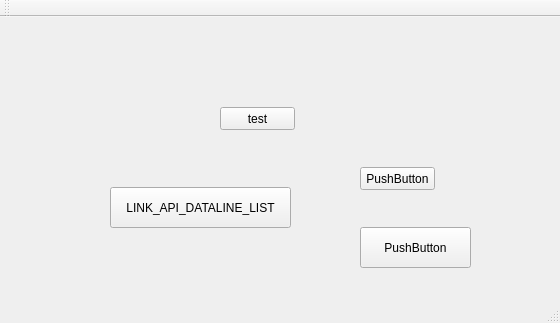
The window that CommandCenter/MainApp/mainwindow.ui (LDevin/CommandCenter) describes before a commit, drawn with Qt 5.
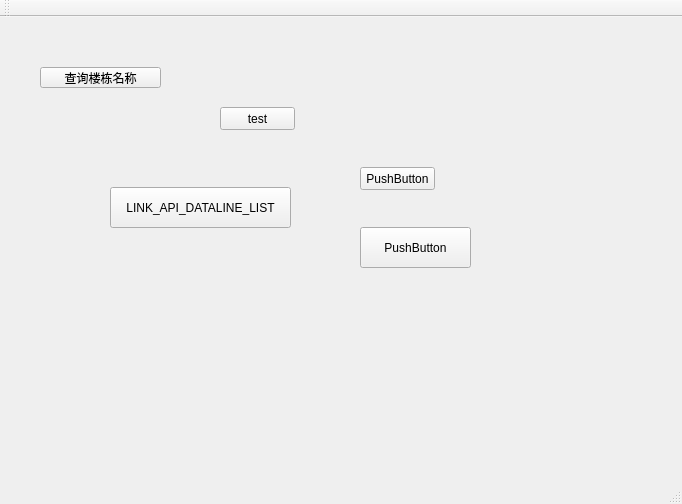
The same window after the commit.

```diff
--- a/CommandCenter/MainApp/mainwindow.ui
+++ b/CommandCenter/MainApp/mainwindow.ui
@@ -6,8 +6,8 @@
    <rect>
     <x>0</x>
     <y>0</y>
-    <width>560</width>
-    <height>323</height>
+    <width>682</width>
+    <height>504</height>
    </rect>
   </property>
   <property name="windowTitle">
@@ -66,6 +66,19 @@
      <string>PushButton</string>
     </property>
    </widget>
+   <widget class="QPushButton" name="pushButton_5">
+    <property name="geometry">
+     <rect>
+      <x>40</x>
+      <y>50</y>
+      <width>121</width>
+      <height>21</height>
+     </rect>
+    </property>
+    <property name="text">
+     <string>查询楼栋名称</string>
+    </property>
+   </widget>
   </widget>
   <widget class="QMenuBar" name="menuBar">
    <property name="geometry">
```
Left out of the diff: 2 changed lines with no effect on the pictures.
